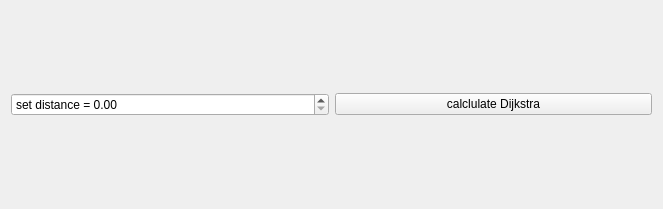
First picture: the form in MastersThesisToolbarBase.ui, repository nicgallego/interactive-quadmesh-design, before the edit.
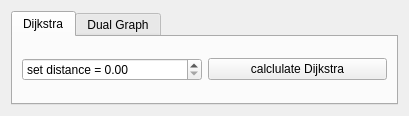
Second picture: the form after the edit.

```diff
--- a/MastersThesisToolbarBase.ui
+++ b/MastersThesisToolbarBase.ui
@@ -6,8 +6,8 @@
    <rect>
     <x>0</x>
     <y>0</y>
-    <width>663</width>
-    <height>209</height>
+    <width>409</width>
+    <height>116</height>
    </rect>
   </property>
   <property name="windowTitle">
@@ -15,12 +15,18 @@
   </property>
   <layout class="QGridLayout" name="gridLayout">
    <item row="0" column="1">
-    <widget class="QPushButton" name="get_vertex_selection">
-     <property name="text">
-      <string>calclulate Dijkstra</string>
+    <widget class="QTabWidget" name="tabWidget">
+     <property name="currentIndex">
+      <number>0</number>
      </property>
-    </widget>
-   </item>
+     <widget class="QWidget" name="Dijkstra">
+      <property name="enabled">
+       <bool>true</bool>
+      </property>
+      <attribute name="title">
+       <string>Dijkstra</string>
+      </attribute>
+      <layout class="QGridLayout" name="gridLayout_3">
    <item row="0" column="0">
     <widget class="QDoubleSpinBox" name="dijkstra_distance">
      <property name="prefix">
@@ -29,6 +35,31 @@
      <property name="suffix">
       <string/>
      </property>
+        </widget>
+       </item>
+       <item row="0" column="1">
+        <widget class="QPushButton" name="get_selection">
+         <property name="text">
+          <string>calclulate Dijkstra</string>
+         </property>
+        </widget>
+       </item>
+      </layout>
+     </widget>
+     <widget class="QWidget" name="DualG">
+      <attribute name="title">
+       <string>Dual Graph</string>
+      </attribute>
+      <layout class="QGridLayout" name="gridLayout_2">
+       <item row="0" column="0">
+        <widget class="QPushButton" name="getDualGraph">
+         <property name="text">
+          <string>Dual Graph</string>
+         </property>
+        </widget>
+       </item>
+      </layout>
+     </widget>
     </widget>
    </item>
   </layout>
```
Lines whose indentation alone changed are shown as unchanged.
